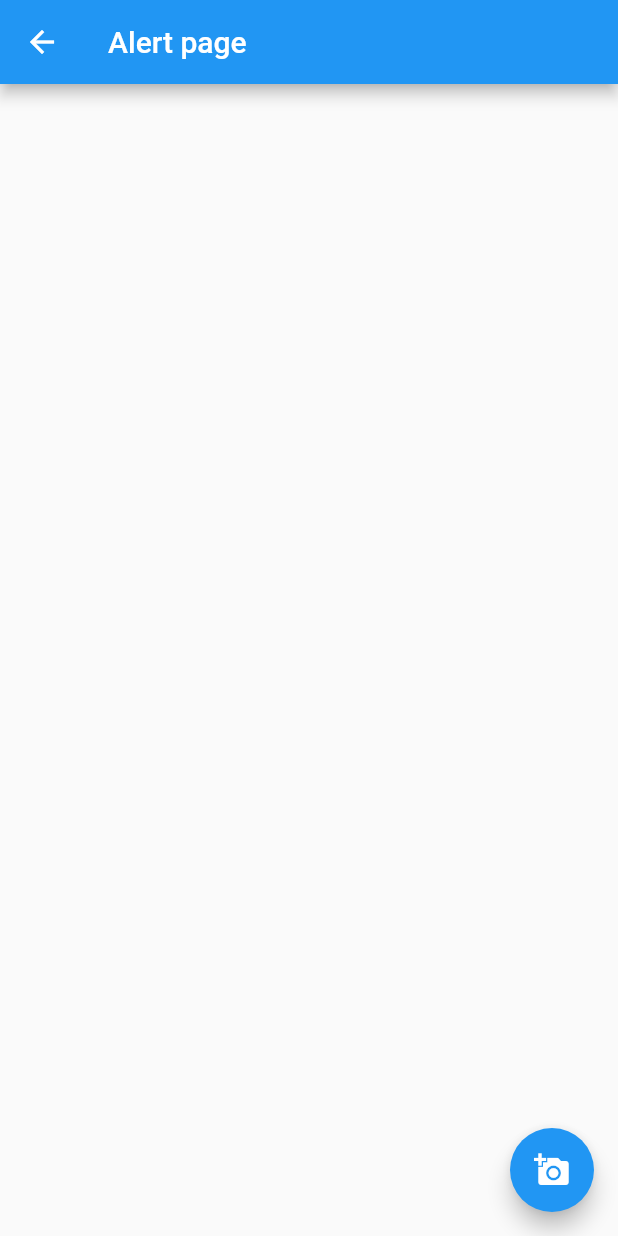
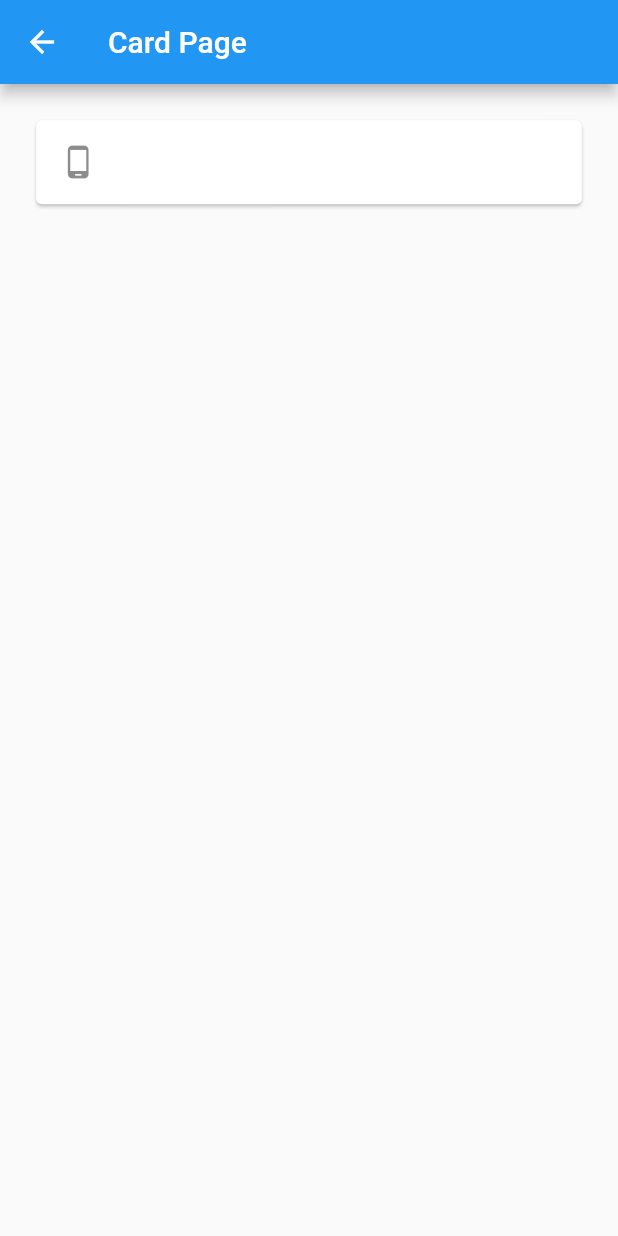
Before and after one commit to nestorvmass/hello_word, a Flutter app: the screen it shows after launch, after a tap on "Cards - Tarjetas", on a phone screen of 412 x 824 dp. Run offline on Flutter 3.47's test engine with Material 2 defaults, Android fonts, the phone set to English and light mode, and no system bars.

```diff
--- a/lib/src/app.dart
+++ b/lib/src/app.dart
@@ -1,14 +1,30 @@
 import 'package:flutter/material.dart';
-import 'package:hello_word/src/pages/home_page.dart';
-import 'package:hello_word/src/pages/home_page_statefullwidget.dart';
-import 'package:hello_word/src/pages/listPage.dart';
+import 'package:hello_word/src/pages/alert_page.dart';
+// import 'package:hello_word/src/pages/avatar_page.dart';
+// import 'package:hello_word/src/pages/home_page.dart';
+// import 'package:hello_word/src/pages/home_page_statefullwidget.dart';
+// import 'package:hello_word/src/pages/listPage.dart';
+import 'package:hello_word/src/routes/routes.dart';
 
 class Myapp extends StatelessWidget {
   @override
   Widget build(BuildContext context) {
     return MaterialApp(
-        debugShowCheckedModeBanner: false,
-        // home: ContadorPage(),
-        home: ListPage());
+      // theme: ThemeData(
+      //     brightness: Brightness.dark,
+      //     primaryColor: Color.fromARGB(0xFF, 0x42, 0xA5, 0xF5)),
+
+      debugShowCheckedModeBanner: false,
+      // home: ContadorPage(),
+      // home: ListPage());
+      // rutas
+      initialRoute: '/',
+      routes: getRouters(),
+      onGenerateRoute: (RouteSettings settings) {
+        print('Ruta llamada: ${settings.name}');
+
+        return MaterialPageRoute(builder: (BuildContext) => AlertPage());
+      },
+    );
   }
 }
--- a/lib/src/pages/alert_page.dart
+++ b/lib/src/pages/alert_page.dart
@@ -8,11 +8,12 @@ class AlertPage extends StatelessWidget {
         title: Text('Alert page'),
       ),
       floatingActionButton: FloatingActionButton(
-        child: Icon(Icons.add_a_photo),
+        child: Icon(Icons.arrow_back_ios),
         onPressed: () {
           Navigator.pop(context);
         },
       ),
+      floatingActionButtonLocation: FloatingActionButtonLocation.startFloat,
     );
   }
 }
--- a/lib/src/pages/avatar_page.dart
+++ b/lib/src/pages/avatar_page.dart
@@ -7,6 +7,13 @@ class AvatarPage extends StatelessWidget {
       appBar: AppBar(
         title: Text('Avatar page'),
       ),
+      floatingActionButton: FloatingActionButton(
+        child: Icon(Icons.arrow_back_ios),
+        onPressed: () {
+          Navigator.pop(context);
+        },
+      ),
+      floatingActionButtonLocation: FloatingActionButtonLocation.startFloat,
     );
   }
 }
--- /dev/null
+++ b/lib/src/pages/card.dart
@@ -0,0 +1,39 @@
+import 'package:flutter/material.dart';
+
+class CardPage extends StatelessWidget {
+  @override
+  Widget build(BuildContext context) {
+    return Scaffold(
+      appBar: AppBar(
+        title: Text('Card Page'),
+      ),
+      body: ListView(
+        children: [
+          _cardTipo1(),
+        ],
+        padding: EdgeInsets.all(20.1),
+      ),
+    );
+  }
+
+  Widget _cardTipo1() {
+    return Card(
+      child: Column(
+        children: <Widget>[
+          ListTile(
+            leading: Icon(Icons.phone_android),
+          )
+        ],
+      ),
+    );
+  }
+}
+
+// En return
+// appBar: AppBar(
+// title: Text('Pagina Cards'),
+// ),
+// floatingActionButton: FloatingActionButton(
+// child: Icon(Icons.home), onPressed: () => Navigator.pop(context)),
+// // floatingActionButtonAnimator: FloatingActionButtonAnimator.scaling,
+// floatingActionButtonLocation: FloatingActionButtonLocation.startFloat,
--- a/lib/src/pages/listPage.dart
+++ b/lib/src/pages/listPage.dart
@@ -75,9 +75,11 @@ class ListPage extends StatelessWidget {
           ),
           onTap: () {
             // para ir a una sola pagina
-            final route = MaterialPageRoute(builder: (context) => AlertPage());
-            Navigator.push(context, route);
-            print("cambie a otra");
+            // final route = MaterialPageRoute(builder: (context) => AlertPage());
+            // Navigator.push(context, route);
+            // print("cambie a otra");
+
+            Navigator.pushNamed(context, opt['ruta']);
           });
       opciones.add(widgetTemp);
       opciones.add(Divider());
--- /dev/null
+++ b/lib/src/routes/routes.dart
@@ -0,0 +1,14 @@
+import 'package:flutter/material.dart';
+import 'package:hello_word/src/pages/alert_page.dart';
+import 'package:hello_word/src/pages/avatar_page.dart';
+import 'package:hello_word/src/pages/card.dart';
+import 'package:hello_word/src/pages/listPage.dart';
+
+Map<String, WidgetBuilder> getRouters() {
+  return <String, WidgetBuilder>{
+    '/': (BuildContext) => ListPage(),
+    'alert': (BuildContext) => AlertPage(),
+    'avatar': (BuildContext) => AvatarPage(),
+    'card': (BuildContext) => CardPage(),
+  };
+}
```
Also changed, not shown: pubspec.lock.
